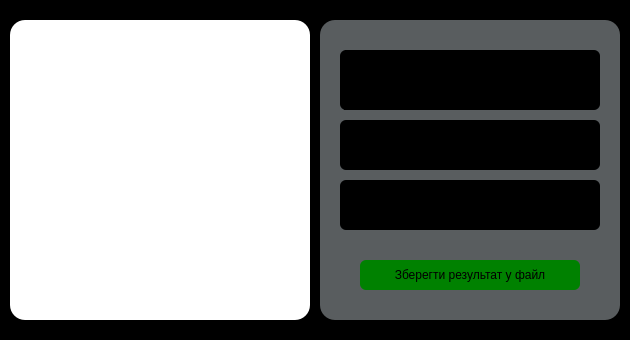
The window that integral-calculator/result.ui (yasha424/integral-calculator) describes before a commit, drawn with Qt 5.
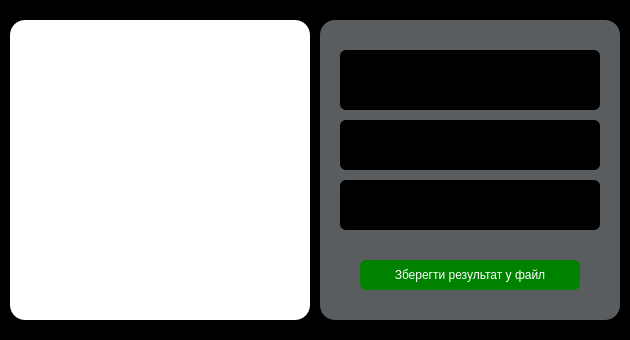
The same window after the commit. Icons and pictures are not drawn. Custom widgets are drawn as their Qt base class.

Diff of the .ui file:
```diff
--- a/integral-calculator/result.ui
+++ b/integral-calculator/result.ui
@@ -191,7 +191,8 @@
    </property>
    <property name="styleSheet">
     <string notr="true">background-color: rgb(0, 129, 0);
-border-radius: 6px;</string>
+border-radius: 6px;
+color: white;</string>
    </property>
    <property name="text">
     <string>Зберегти результат у файл</string>
```
Left out of the diff: 15 changed lines with no effect on the pictures.
